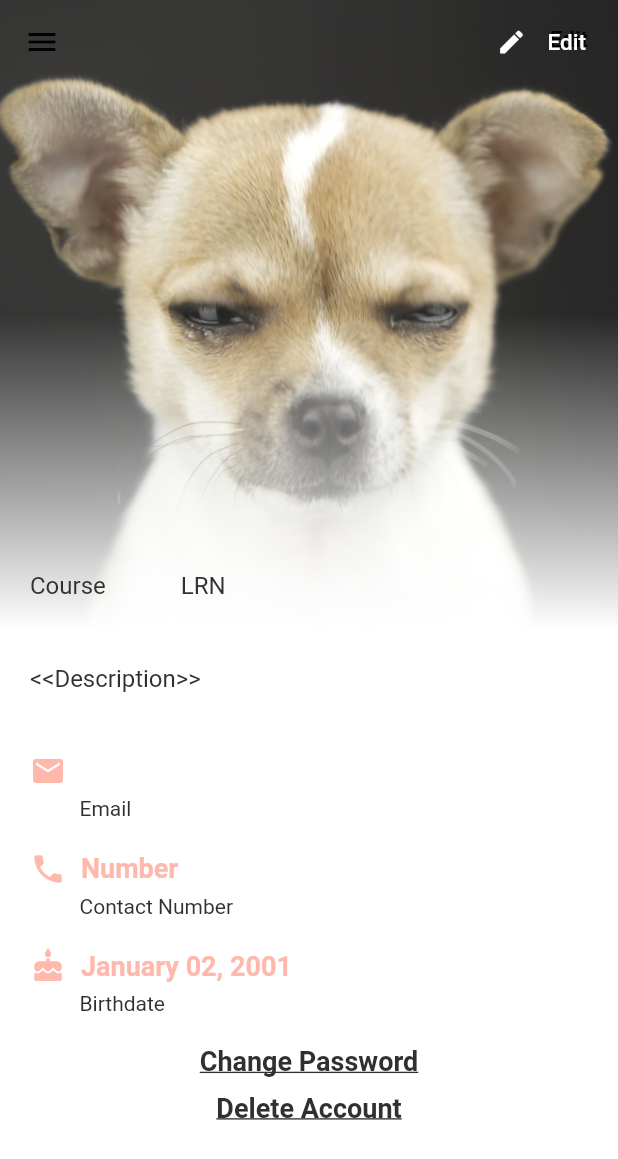
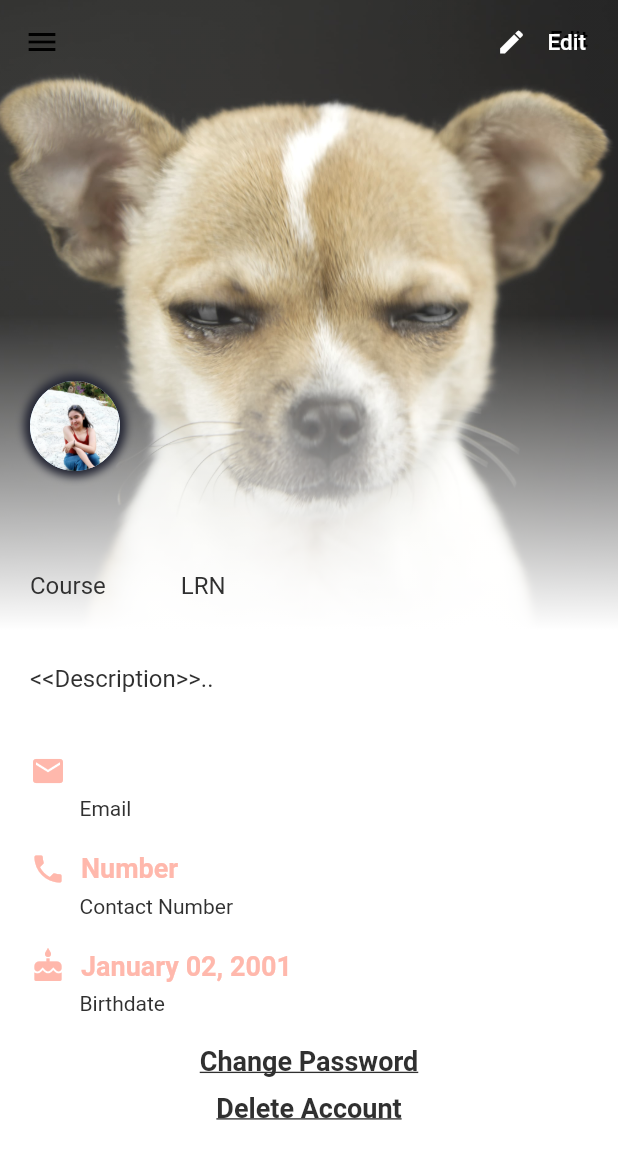
Before and after one commit to juriemaeac/ACADEMIA, a Flutter app: the Profile screen opened by its route, on a phone screen of 412 x 824 dp. Shown: the top 1159 px of the screen. Run offline on Flutter 3.47's test engine with Material 2 defaults, Android fonts, the phone set to English and light mode, and no system bars; our stand-ins replace animated_splash_screen, firebase_auth, firebase_core, flip_card, flutter_signin_button, flutter_slidable and 9 more; accounts and stored records are empty.

Commit message:
profile ongoing

```diff
--- a/project_academia/lib/profile/profileScreen.dart
+++ b/project_academia/lib/profile/profileScreen.dart
@@ -1,3 +1,5 @@
+import 'dart:io';
+
 import 'package:firebase_auth/firebase_auth.dart';
 import 'package:google_sign_in/google_sign_in.dart';
 import 'package:sample1/Navbar.dart';
@@ -5,6 +7,7 @@ import 'package:sample1/forgotPass.dart';
 import 'package:sample1/profile/animation.dart';
 import 'package:flutter/material.dart';
 import 'package:sample1/profile/editProfileScreen.dart';
+import 'package:sample1/profile/theme.dart';
 import 'package:sample1/start.dart';
 
 
@@ -85,6 +88,7 @@ class _ProfileState extends State<Profile> {
   Widget build(BuildContext context) {
     String _userName = userLoad.userName ?? "Username";
     String _userDesription = userLoad.userDescription ?? "<<Description>>";
+    var _userDesriptionTruncated = _userDesription.replaceRange(15, _userDesription.length, '..');
     String _userEmail = userLoad.userEmail ?? "Email";
     String _userCourse = userLoad.userCourse ?? "Course";
     String _userLRN = userLoad.userLRN ?? "LRN";
@@ -186,6 +190,25 @@ class _ProfileState extends State<Profile> {
                             crossAxisAlignment: CrossAxisAlignment.start,
                             mainAxisAlignment: MainAxisAlignment.end,
                             children: <Widget>[
+                              Container(
+                                decoration: BoxDecoration(
+                                  color: CustomColors.menuBackgroundColor,
+                                  shape: BoxShape.circle,
+                                  boxShadow: [
+                                    BoxShadow(
+                                      color: CustomColors.menuBackgroundColor,
+                                      blurRadius: 4,
+                                      spreadRadius: 4,
+                                    ),
+                                  ],
+                                ),
+                                child: CircleAvatar(
+                                  radius: 30.0,
+                                  backgroundImage: userLoad.imagePath == null
+                                      ? AssetImage('assets/jurie.jpg')
+                                      : FileImage(File(userLoad.imagePath)),
+                                ),
+                              ),
                               FadeAnimation(1, Text("${user.displayName}", style:
                                 TextStyle(color: Colors.black, fontWeight: FontWeight.bold, fontSize: 40)
                               ,)),
@@ -217,7 +240,7 @@ class _ProfileState extends State<Profile> {
                       child: Column(
                         crossAxisAlignment: CrossAxisAlignment.start,
                         children: <Widget>[
-                          FadeAnimation(1.6, Text("$_userDesription",
+                          FadeAnimation(1.6, Text("$_userDesriptionTruncated",
                           style: TextStyle(color: Colors.grey[850], height: 1.4,fontSize: 16,),)),
 
                           SizedBox(height: 40,),
```
Also changed, not shown: project_academia/lib/profile/editProfileScreen.dart (+58 -1 lines).
